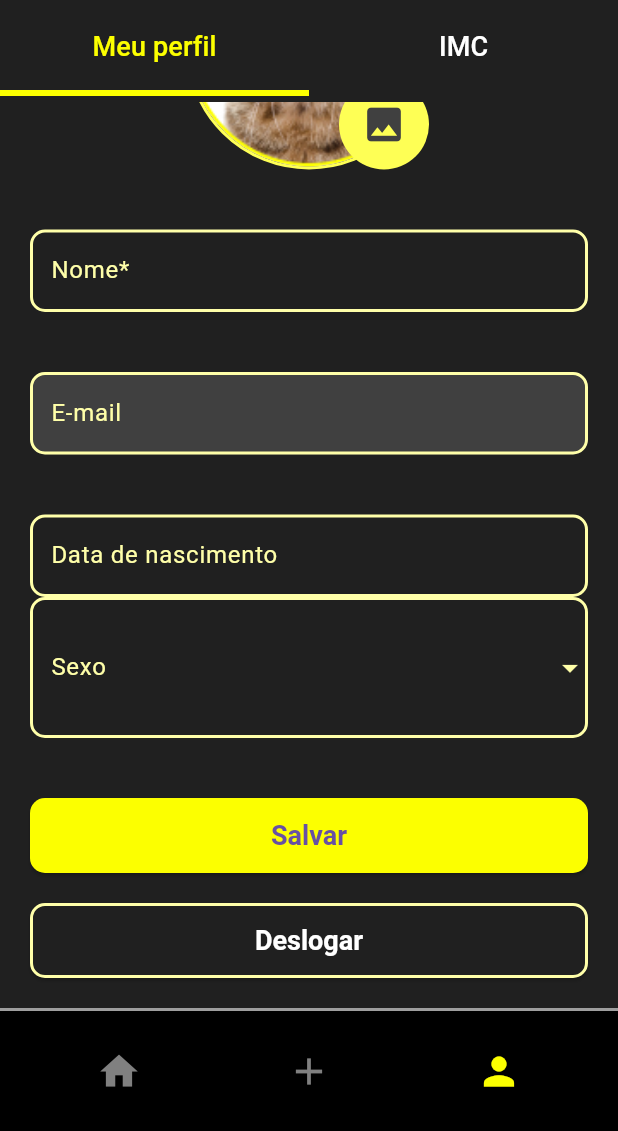
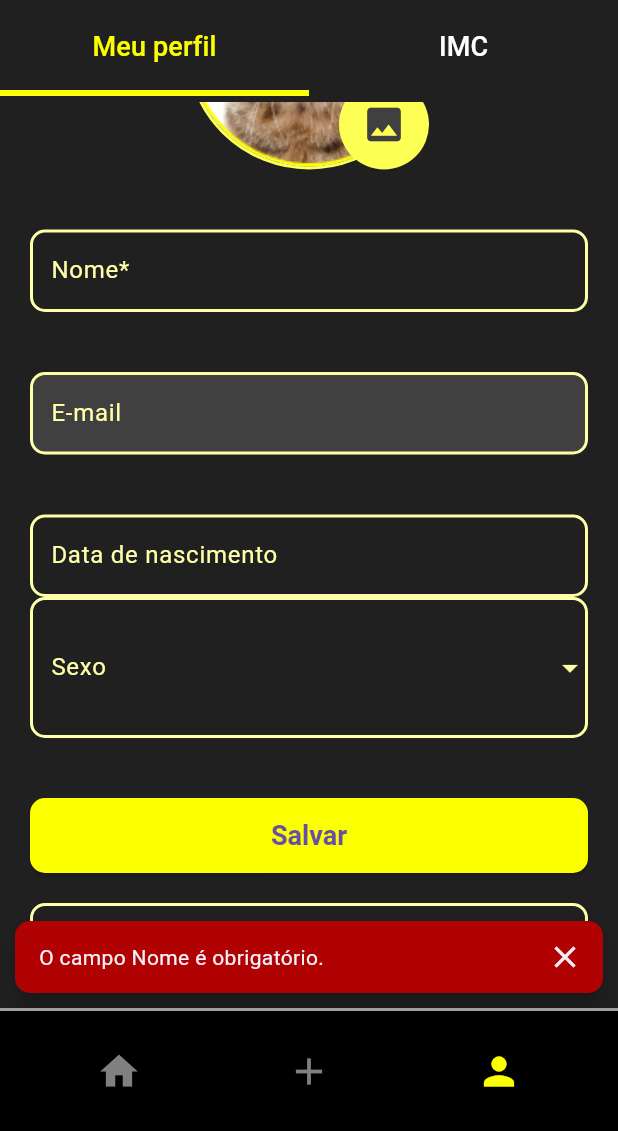
Before and after one commit to taispritsch/sapri-fit, a Flutter app: the screen it shows once a user with an empty profile is signed in, item 3 of the bottom bar chosen, scrolled down 159 dp, after a tap on "Salvar", on a phone screen of 412 x 824 dp, the part 105-1236 px from its top. Run offline on Flutter 3.47's test engine with Material 3 defaults, Android fonts, the phone set to English and light mode, and no system bars; our stand-ins replace cloud_firestore, email_validator, firebase_auth, firebase_core, flutter_map, flutter_speed_dial and 3 more; accounts and stored records are empty; generated files the repository leaves out were written again.

Commit message:
feat: save and updates profile page data

```diff
--- a/sapri_fit/lib/models/person.dart
+++ b/sapri_fit/lib/models/person.dart
@@ -12,7 +12,16 @@
 
   //IMAGEM
 
-  Person({required this.uid, required this.name, required this.email, required this.userUid});
+  Person({
+    required this.uid,
+    required this.name,
+    required this.email,
+    required this.userUid,
+    this.birthDate,
+    this.sex,
+    this.weight,
+    this.height,
+  });
 
   Person.fromMap(Map<String, dynamic> data)
       : uid = data['uid'],
--- a/sapri_fit/lib/services/create_person_service.dart
+++ b/sapri_fit/lib/services/create_person_service.dart
@@ -1,11 +1,15 @@
 import 'package:cloud_firestore/cloud_firestore.dart';
+import 'package:sapri_fit/models/person.dart';
+import 'dart:async';
+
+import 'package:sapri_fit/models/user.dart';
 
 class CreatePersonService {
 
   FirebaseFirestore db = FirebaseFirestore.instance;
 
   // Create a person with the name and the user id
-  Future createPerson({required String name, required String email, required String userUid}) async {
+  Future createPerson({required String name, required String email, required String userUid, String? sex,}) async {
     // Create a person with the name and the user id
     try {
       final newPerson = db.collection('persons').doc();
@@ -15,11 +19,61 @@
         'name': name,
         'email': email,
         'userUid': userUid,
+        'sex': sex,
       });
       return "Person created";
     } catch (e) {
       return "Error creating person";
     }
+  }
 
+  Future<Person?> getPersonByUserUid(String userUid) async {
+    try {
+      var querySnapshot = await db.collection('persons').where('userUid', isEqualTo: userUid).limit(1).get();
+
+      if (querySnapshot.docs.isNotEmpty) {
+        var userData = querySnapshot.docs.first.data();
+        dynamic userUidData = userData['userUid'];
+
+        if (userUidData is String) {
+          User user = User (uid: userUidData, email: userData['email']);
+          return Person.fromMap({
+            ...userData,
+            'userUid': user
+          });
+        }
+      } else {
+        return null;
+      }
+    } catch (e) {
+      return null;
+    }
+    return null;
+  }
+
+  Future<String> updatePerson({
+    required String uid,
+    required String name,
+    required String email,
+    String? sex,
+    String? birthDate,
+    int? height,
+    int? weight,
+  }) async {
+    try {
+      final personRef = db.collection('persons').doc(uid);
+      await personRef.update({
+        'name': name,
+        'email': email,
+        'sex': sex,
+        'birthDate': birthDate,
+        'height': height,
+        'weight': weight,
+      });
+
+      return "Updated person";
+    } catch (e) {
+      return "Error updating person";
+    }
   }
 }
--- a/sapri_fit/lib/widgets/profile_screen.dart
+++ b/sapri_fit/lib/widgets/profile_screen.dart
@@ -1,12 +1,16 @@
 import 'package:flutter/material.dart';
 import 'package:flutter/services.dart';
+import 'package:sapri_fit/core/Snackbar.dart';
+import 'package:sapri_fit/models/user.dart';
+import 'package:sapri_fit/services/create_person_service.dart';
 import '../constants.dart';
 import './CustomScaffold.dart';
 import './login_widget.dart';
 import 'package:sapri_fit/services/authentication_service.dart';
-import 'package:firebase_auth/firebase_auth.dart';
+import 'package:firebase_auth/firebase_auth.dart' as firebase_auth;
 import 'package:image_picker/image_picker.dart';
 import 'dart:io';
+import 'package:sapri_fit/models/person.dart';
 
 class ProfileScreen extends StatefulWidget {
   const ProfileScreen({super.key});
@@ -22,8 +26,13 @@
   final picker = ImagePicker();
   late TabController _tabController;
   bool obscureText = true;
-  TextEditingController passwordController = TextEditingController();
+  TextEditingController nameController = TextEditingController();
+  TextEditingController emailController = TextEditingController();
+  TextEditingController birthDateController = TextEditingController();
+  TextEditingController heightController = TextEditingController();
+  TextEditingController weightController = TextEditingController();
   final AuthenticationService _authenticationService = AuthenticationService();
+  final CreatePersonService _createPersonService = CreatePersonService();
   String? _selectedSexo;
 
   Future getImage() async {
@@ -43,6 +52,60 @@
     _tabController.addListener(() {
       setState(() {});
     });
+
+    firebase_auth.User? user = firebase_auth.FirebaseAuth.instance.currentUser;
+    if (user != null) {
+      _createPersonService.getPersonByUserUid(user.uid).then((person) {
+        if (person != null) {
+          setState(() {
+            nameController.text = person.name;
+            emailController.text = person.email;
+            birthDateController.text = person.birthDate ?? '';
+            _selectedSexo = person.sex;
+            heightController.text = (person.height ?? 0).toString();
+            weightController.text = (person.weight ?? 0).toString();
+          });
+        }
+      });
+    }
+  }
+
+  Future<void> saveUserData() async {
+    if (nameController.text.isEmpty) {
+      showSnackbar(context: context, message: 'O campo Nome é obrigatório.');
+      return;
+    }
+
+    firebase_auth.User? user = firebase_auth.FirebaseAuth.instance.currentUser;
+    if (user != null) {
+      Person? existingPerson = await _createPersonService.getPersonByUserUid(user.uid);
+
+      if (existingPerson != null) {
+        int? height = int.tryParse(heightController.text.replaceAll(RegExp(r'[^0-9]'), ''));
+        int? weight = int.tryParse(weightController.text.replaceAll(RegExp(r'[^0-9]'), ''));
+
+        Person updatedPerson = Person(
+          uid: existingPerson.uid,
+          name: nameController.text,
+          email: user.email ?? '',
+          userUid: User(uid: user.uid, email: user.email ?? ''),
+          sex: _selectedSexo,
+          birthDate: birthDateController.text,
+          height: height,
+          weight: weight,
+        );
+
+        await _createPersonService.updatePerson(
+          uid: existingPerson.uid,
+          name: updatedPerson.name,
+          email: updatedPerson.email,
+          sex: updatedPerson.sex,
+          birthDate: updatedPerson.birthDate,
+          height: updatedPerson.height,
+          weight: updatedPerson.weight,
+        );
+      }
+    }
   }
 
   @override
@@ -53,7 +116,7 @@
 
   @override
   Widget build(BuildContext context) {
-    User? user = FirebaseAuth.instance.currentUser;
+  /*firebase_auth.User? user = firebase_auth.FirebaseAuth.instance.currentUser;*/
 
     return CustomScaffold(
       currentIndex: 2,
@@ -168,17 +231,18 @@
                             ),
                           ],
                         ),
-                        const Padding(
-                          padding: EdgeInsets.only(top: 40),
+                        Padding(
+                          padding: const EdgeInsets.only(top: 40),
                           child: Column(
                             children: [
                               TextField(
-                                style: TextStyle(
+                                controller: nameController,
+                                style: const TextStyle(
                                   height: 2.2,
                                   color: Color(0xFFFFFFFF),
                                 ),
-                                cursorColor: Color(0XFFFFFFFF),
-                                decoration: InputDecoration(
+                                cursorColor: const Color(0XFFFFFFFF),
+                                decoration: const InputDecoration(
                                   enabledBorder: OutlineInputBorder(
                                     borderSide: BorderSide(
                                       color: Color(0xFFFFFFA9),
@@ -218,7 +282,7 @@
                                 child: IgnorePointer(
                                   child: TextField(
                                     readOnly: true,
-                                    controller: TextEditingController(text: user?.email ?? ''),
+                                    controller: emailController,
                                     style: const TextStyle(
                                       height: 2.2,
                                       color: Color(0xFFFFFFFF),
@@ -257,6 +321,7 @@
                           child: Column(
                             children: [
                               TextField(
+                                controller: birthDateController,
                                 inputFormatters: [DateInputFormatter()],
                                 keyboardType: TextInputType.datetime,
                                 style: const TextStyle(
@@ -355,7 +420,15 @@
                                 ),
                               ),
                               onPressed: () {
-                                // lógica
+                                saveUserData().then((_) {
+                                  ScaffoldMessenger.of(context).showSnackBar(
+                                    const SnackBar(content: Text('Dados salvos com sucesso!')),
+                                  );
+                                }).catchError((error) {
+                                  ScaffoldMessenger.of(context).showSnackBar(
+                                    SnackBar(content: Text('Erro ao salvar dados: $error')),
+                                  );
+                                });
                               },
                               child: const Text('Salvar'),
                             ),
@@ -397,17 +470,18 @@
                     padding: const EdgeInsets.all(20),
                     child: Column(
                       children: [
-                        const Padding(
-                          padding: EdgeInsets.only(top: 20),
+                        Padding(
+                          padding: const EdgeInsets.only(top: 20),
                           child: Column(
                             children: [
                               TextField(
-                                style: TextStyle(
+                                controller: heightController,
+                                style: const TextStyle(
                                   height: 2.2,
                                   color: Color(0xFFFFFFFF),
                                 ),
-                                cursorColor: Color(0XFFFFFFFF),
-                                decoration: InputDecoration(
+                                cursorColor: const Color(0XFFFFFFFF),
+                                decoration: const InputDecoration(
                                   enabledBorder: OutlineInputBorder(
                                     borderSide: BorderSide(
                                       color: Color(0xFFFFFFA9),
@@ -435,17 +509,18 @@
                             ],
                           ),
                         ),
-                        const Padding(
-                          padding: EdgeInsets.only(top: 20),
+                        Padding(
+                          padding: const EdgeInsets.only(top: 20),
                           child: Column(
                             children: [
                               TextField(
-                                style: TextStyle(
+                                controller: weightController,
+                                style: const TextStyle(
                                   height: 2.2,
                                   color: Color(0xFFFFFFFF),
                                 ),
-                                cursorColor: Color(0XFFFFFFFF),
-                                decoration: InputDecoration(
+                                cursorColor: const Color(0XFFFFFFFF),
+                                decoration: const InputDecoration(
                                   enabledBorder: OutlineInputBorder(
                                     borderSide: BorderSide(
                                       color: Color(0xFFFFFFA9),
@@ -491,9 +566,7 @@
                                   borderRadius: BorderRadius.circular(10),
                                 ),
                               ),
-                              onPressed: () {
-                                // Implemente a lógica do botão aqui
-                              },
+                              onPressed: saveUserData,
                               child: const Text('Calcular'),
                             ),
                           ),
```
